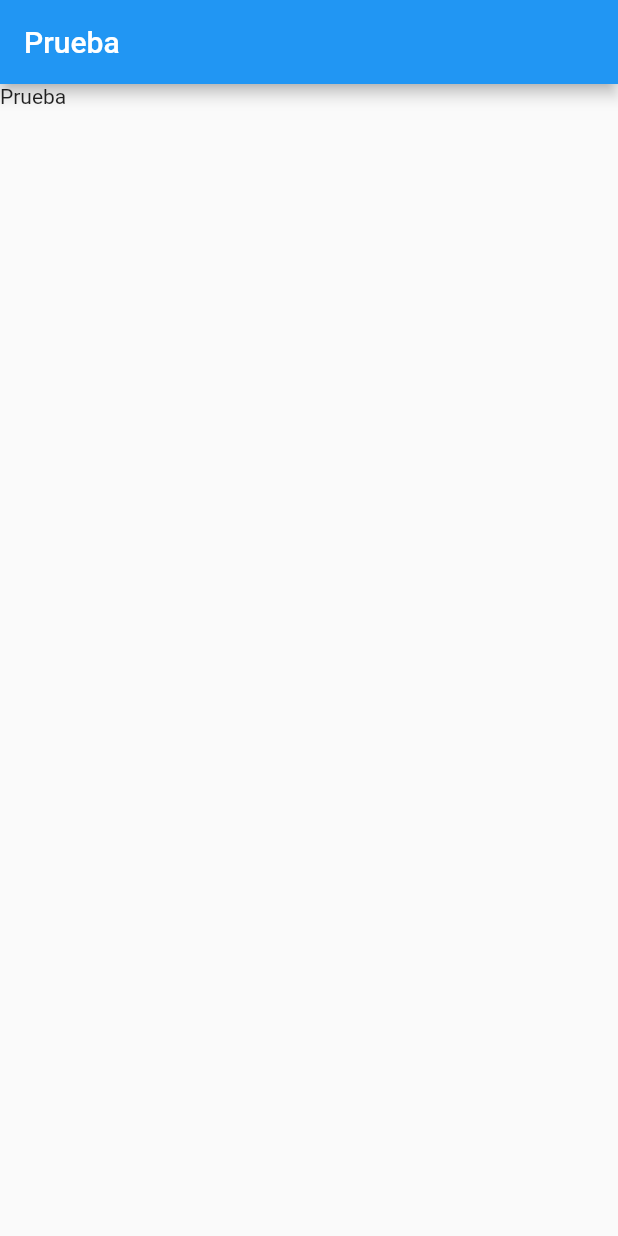
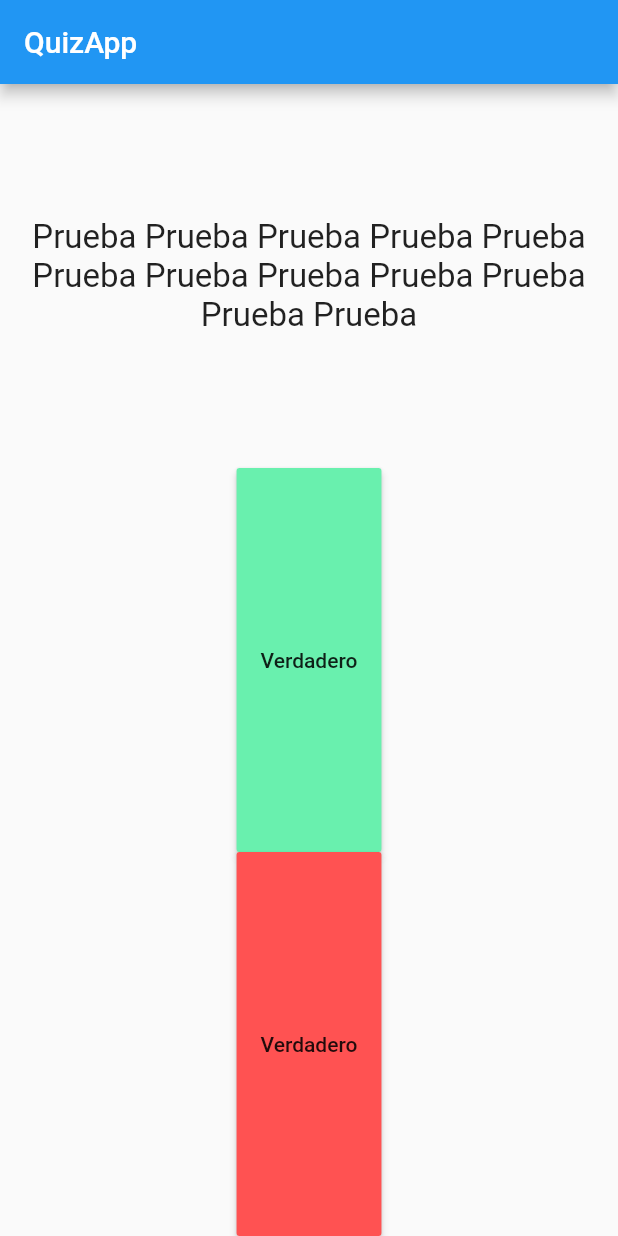
Before and after one commit to stark-ace-1891/tf05p_0015_codigo_quizApp, a Flutter app: the screen it shows after launch, on a phone screen of 412 x 824 dp. Run offline on Flutter 3.47's test engine with Material 2 defaults, Android fonts, the phone set to English and light mode, and no system bars.

Commit message:
Definiendo estructura inicial

```diff
--- a/lib/main.dart
+++ b/lib/main.dart
@@ -1,18 +1,58 @@
 import 'package:flutter/material.dart';
 
-void main(){
+void main() {
   runApp(MyApp());
 }
 
 class MyApp extends StatelessWidget {
   @override
   Widget build(BuildContext context) {
-    return MaterialApp(
-      home: Scaffold(
-        appBar: AppBar(
-          title: Text("Prueba"),
-        ),
-        body: Text("Prueba"),
+    return MaterialApp(home: QuizPage());
+  }
+}
+
+class QuizPage extends StatelessWidget {
+  @override
+  Widget build(BuildContext context) {
+    return Scaffold(
+      appBar: AppBar(
+        title: Text("QuizApp"),
+      ),
+      body: Column(
+        children: [
+          Expanded(
+            child: Center(
+              child: Padding(
+                padding: const EdgeInsets.all(8.0),
+                child: Text(
+                  "Prueba Prueba Prueba Prueba Prueba Prueba Prueba Prueba Prueba Prueba Prueba Prueba",
+                  textAlign: TextAlign.center,
+                  style: TextStyle(
+                    fontSize: 22,
+                  ),
+                ),
+              ),
+            ),
+          ),
+          Expanded(
+            child: MaterialButton(
+              onPressed: () {},
+              child: Text(
+                "Verdadero",
+              ),
+              color: Colors.greenAccent,
+            ),
+          ),
+          Expanded(
+            child: MaterialButton(
+              onPressed: () {},
+              child: Text(
+                "Verdadero",
+              ),
+              color: Colors.redAccent,
+            ),
+          ),
+        ],
       ),
     );
   }
```
